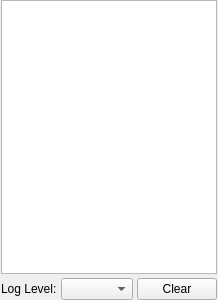
The window that libs/gui/log.ui (3dct/open_iA) describes before a commit, drawn with Qt 5.
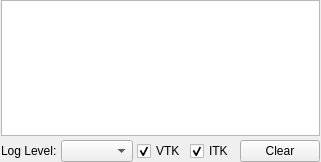
The same window after the commit.

Commit message: gui: Option to enable/disable logging of VTK/ITK messages

```diff
--- a/libs/gui/log.ui
+++ b/libs/gui/log.ui
@@ -6,8 +6,8 @@
    <rect>
     <x>0</x>
     <y>0</y>
-    <width>207</width>
-    <height>300</height>
+    <width>321</width>
+    <height>162</height>
    </rect>
   </property>
   <property name="windowTitle">
@@ -65,6 +65,26 @@
        <item>
         <widget class="QComboBox" name="cmbboxLogLevel"/>
        </item>
+       <item>
+        <widget class="QCheckBox" name="cbVTK">
+         <property name="text">
+          <string>VTK</string>
+         </property>
+         <property name="checked">
+          <bool>true</bool>
+         </property>
+        </widget>
+       </item>
+       <item>
+        <widget class="QCheckBox" name="cbITK">
+         <property name="text">
+          <string>ITK</string>
+         </property>
+         <property name="checked">
+          <bool>true</bool>
+         </property>
+        </widget>
+       </item>
        <item>
         <spacer name="horizontalSpacer">
          <property name="orientation">
```
The commit also changes 5 other files.
